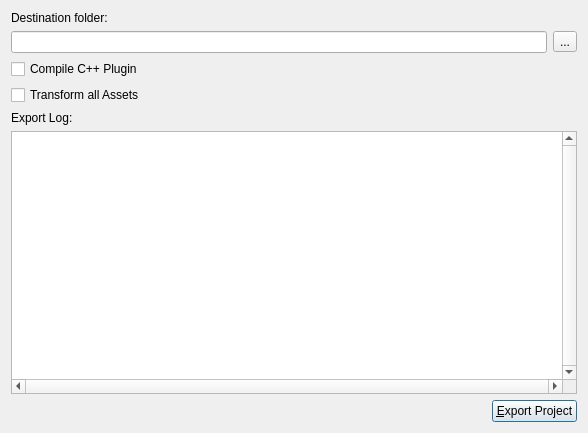
Qt form Code/Editor/EditorFramework/Dialogs/ExportProjectDlg.ui (ezEngine/ezEngine) before a commit.
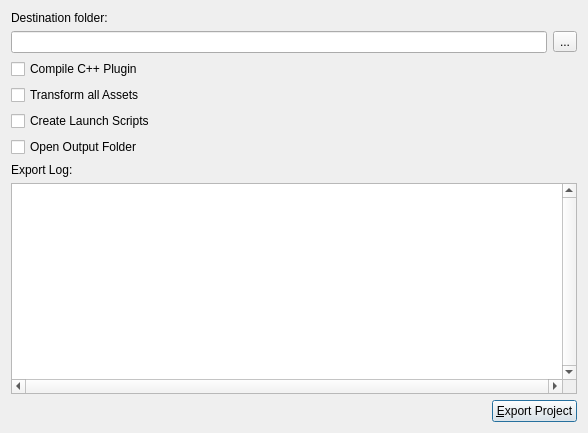
The same form after that commit. Icons and pictures are not drawn.

Commit message:
Project export now uses custom game exe in scripts
* Allows to disable .bat file generation
* Allows to disable opening the target folder
* Uses custom game exe instead of ezPlayer, when available

```diff
--- a/Code/Editor/EditorFramework/Dialogs/ExportProjectDlg.ui
+++ b/Code/Editor/EditorFramework/Dialogs/ExportProjectDlg.ui
@@ -65,6 +65,26 @@
      </property>
     </widget>
    </item>
+   <item>
+    <widget class="QCheckBox" name="CreateLaunchScripts">
+     <property name="toolTip">
+      <string>Writes .bat files to the output folder for launching the exported project.</string>
+     </property>
+     <property name="text">
+      <string>Create Launch Scripts</string>
+     </property>
+    </widget>
+   </item>
+   <item>
+    <widget class="QCheckBox" name="OpenOutputFolder">
+     <property name="toolTip">
+      <string>Opens the output folder in the file browser, once the export finished successfully.</string>
+     </property>
+     <property name="text">
+      <string>Open Output Folder</string>
+     </property>
+    </widget>
+   </item>
    <item>
     <widget class="QLabel" name="label_2">
      <property name="text">
```
The commit also changes 6 other files.
